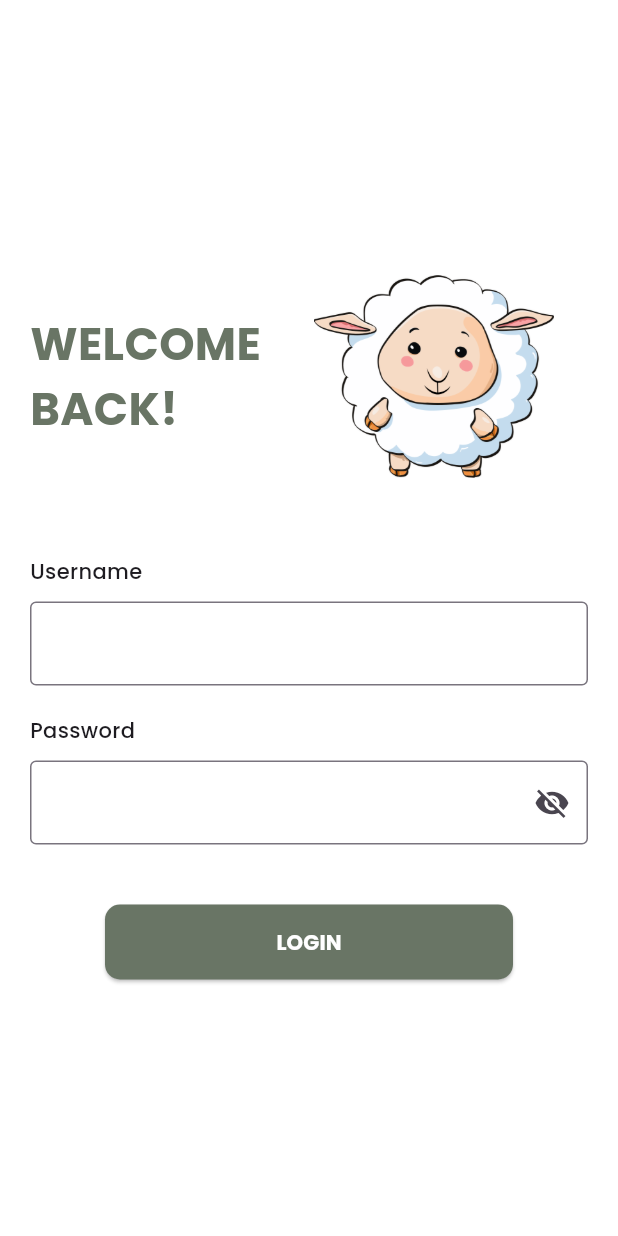
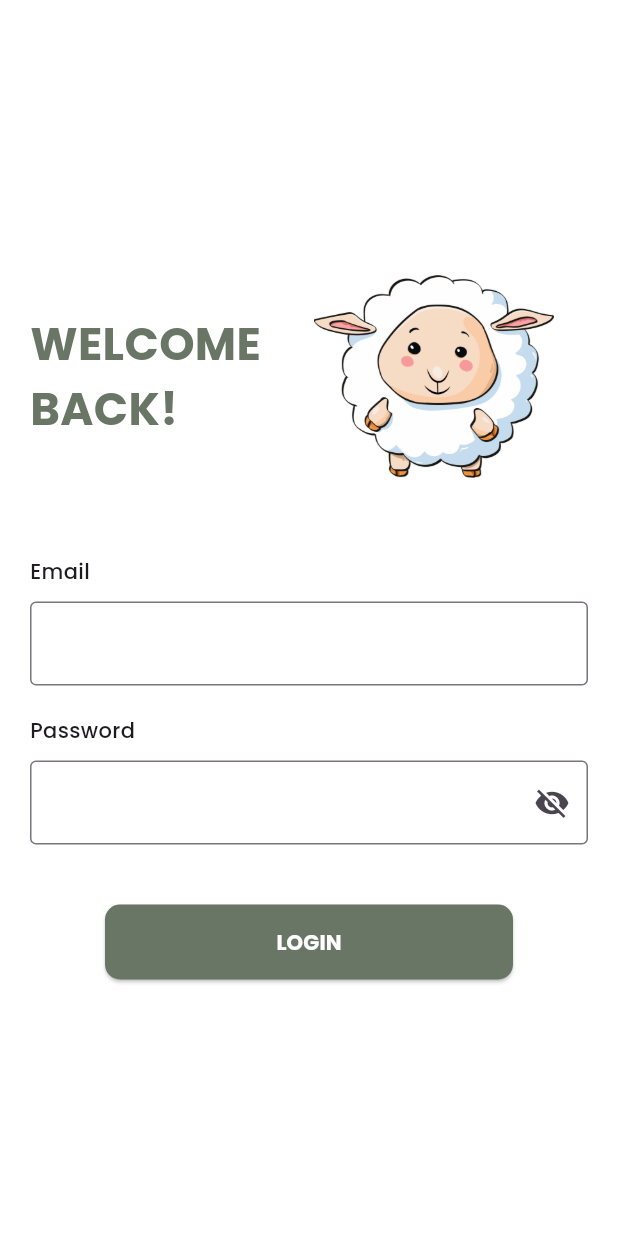
Before and after one commit to AnandaRFebriyana/IS-USG24, a Flutter app: the screen it shows after launch, on a phone screen of 412 x 824 dp. Run offline on Flutter 3.47's test engine with Material 3 defaults, Android fonts, the phone set to English and light mode, and no system bars; our stand-ins replace barcode_widget, get, google_fonts, quickalert, shared_preferences, syncfusion_flutter_charts; missing offline and left inert: qr_code_scanner.

Commit message:
feat : add login function

```diff
--- a/lib/auth/login.dart
+++ b/lib/auth/login.dart
@@ -1,6 +1,8 @@
 import 'package:flutter/material.dart';
 import 'package:get/get.dart';
 import 'package:google_fonts/google_fonts.dart';
+import 'package:mobileapp/controllers/auth_controller.dart';
+import 'package:mobileapp/services/auth_service.dart';
 import '../components/button.dart';
 
 class Login extends StatefulWidget {
@@ -10,28 +12,24 @@ class Login extends StatefulWidget {
 
 class _LoginState extends State<Login> {
   bool _isObscure = true;
-  TextEditingController usernameController = TextEditingController();
-  TextEditingController passwordController = TextEditingController();
+  TextEditingController email = TextEditingController();
+  TextEditingController password = TextEditingController();
   bool _usernameNotEntered = false;
   bool _passwordNotEntered = false;
-  bool _loginFailed = false; // Untuk mengelola status login gagal
+  bool _loginFailed = false;
 
-  // Dummy credentials
-  final String dummyUsername = 'nanda';
-  final String dummyPassword = '123456';
 
   @override
   Widget build(BuildContext context) {
     return Scaffold(
       body: Container(
         padding: EdgeInsets.all(20),
-        color: Colors.white, // Background warna putih
+        color: Colors.white,
         child: Center(
           child: SingleChildScrollView(
             child: Column(
               crossAxisAlignment: CrossAxisAlignment.start,
               children: <Widget>[
-                // Row untuk WELCOME BACK text dan gambar domba
                 Row(
                   mainAxisAlignment: MainAxisAlignment.start,
                   children: [
@@ -70,7 +68,7 @@ class _LoginState extends State<Login> {
                   crossAxisAlignment: CrossAxisAlignment.start,
                   children: [
                     Text(
-                      "Username",
+                      "Email",
                       style: GoogleFonts.poppins(
                         fontSize: 14,
                         fontWeight: FontWeight.w500,
@@ -78,13 +76,13 @@ class _LoginState extends State<Login> {
                     ),
                     SizedBox(height: 10),
                     TextFormField(
-                      controller: usernameController,
+                      controller: email,
                       decoration: const InputDecoration(
                         border: OutlineInputBorder(),
                       ),
                       onChanged: (_) {
                         setState(() {
-                          _usernameNotEntered = usernameController.text.isEmpty;
+                          _usernameNotEntered = email.text.isEmpty;
                           _loginFailed = false; // Reset error jika ada perubahan
                         });
                       },
@@ -110,7 +108,7 @@ class _LoginState extends State<Login> {
                     ),
                     SizedBox(height: 10),
                     TextFormField(
-                      controller: passwordController,
+                      controller: password,
                       obscureText: _isObscure,
                       decoration: InputDecoration(
                         border: OutlineInputBorder(),
@@ -127,7 +125,7 @@ class _LoginState extends State<Login> {
                       ),
                       onChanged: (_) {
                         setState(() {
-                          _passwordNotEntered = passwordController.text.isEmpty;
+                          _passwordNotEntered = password.text.isEmpty;
                           _loginFailed = false; // Reset error jika ada perubahan
                         });
                       },
@@ -150,27 +148,7 @@ class _LoginState extends State<Login> {
                 // Tombol login di tengah
                 MyButton(
                   text: "LOGIN",
-                  onPressed: () {
-                    setState(() {
-                      _usernameNotEntered = usernameController.text.isEmpty;
-                      _passwordNotEntered = passwordController.text.isEmpty;
-                    });
-
-                    // Cek jika username dan password telah diisi
-                    if (!_usernameNotEntered && !_passwordNotEntered) {
-                      // Validasi dengan data dummy
-                      if (usernameController.text == dummyUsername &&
-                          passwordController.text == dummyPassword) {
-                        // Jika cocok, navigasi ke halaman home
-                        Get.toNamed('/menu-nav');
-                      } else {
-                        // Jika tidak cocok, tampilkan error
-                        setState(() {
-                          _loginFailed = true;
-                        });
-                      }
-                    }
-                  },
+                  onPressed: () => AuthController.login(context, email, password),
                 ),
               ],
             ),
--- /dev/null
+++ b/lib/models/user_models.dart
@@ -0,0 +1,31 @@
+class User {
+  final String name;
+  final String? birthDate;
+  final String email;
+  final String? phoneNumber;
+  final String? address;
+  final String? photo;
+  final String? token;
+
+  User({
+    required this.name,
+    this.birthDate,
+    required this.email,
+    this.phoneNumber,
+    this.address,
+    this.photo,
+    this.token,
+  });
+
+  factory User.fromJson(Map<String, dynamic> json) {
+    return User(
+      name: json['name'],
+      birthDate: json['birth_date'],
+      email: json['email'],
+      phoneNumber: json['phone_number'],
+      address: json['address'],
+      photo: json['photo'],
+      token: json['token'],
+    );
+  }
+}
--- a/lib/route_app.dart
+++ b/lib/route_app.dart
@@ -4,11 +4,11 @@ import 'package:mobileapp/auth/splash_screen.dart';
 import 'package:mobileapp/page/addSheep.dart';
 import 'package:mobileapp/page/datadomba.dart';
 import 'package:mobileapp/page/detail_domba.dart';
-import 'package:mobileapp/page/detail_vitalsign.dart';
+//import 'package:mobileapp/page/detail_vitalsign.dart';
 import 'package:mobileapp/page/home.dart';
 import 'package:mobileapp/page/menu_nav.dart';
 import 'package:mobileapp/page/scanner.dart';
-import 'package:mobileapp/page/vitalsign.dart';
+//import 'package:mobileapp/page/vitalsign.dart';
 
 class RouteApp {
   static final pages = [
@@ -20,7 +20,7 @@ class RouteApp {
     GetPage(name: '/addsheep', page: () => AddSheepForm()),
     GetPage(name: '/datadomba', page: () => Data()),
     GetPage(name: '/detaildomba', page: () => DetailDomba()),
-    GetPage(name: '/detailvitalsign', page: () => DetailVitalSign()),
-    GetPage(name: '/vitalsign', page: () => VitalSign()),
+    //GetPage(name: '/detailvitalsign', page: () => DetailVitalSign()),
+    //GetPage(name: '/vitalsign', page: () => VitalSign()),
   ];
 }
--- /dev/null
+++ b/lib/services/constans.dart
@@ -0,0 +1,20 @@
+import 'package:shared_preferences/shared_preferences.dart';
+
+class Constant {
+  // static const String BASE_URL = '';
+  //static const String BASE_URL = 'https://isusg-mbkm.research-ai.my.id/api/';
+
+  static const String LOGIN_URL = 'https://isusg-mbkm.research-ai.my.id/api/login';
+  static const String LOGOUT_URL = 'https://isusg-mbkm.research-ai.my.id/api/logout';
+  static const String GET_USER_URL = 'https://isusg-mbkm.research-ai.my.id/api/get-user';
+
+  static Future<void> saveToken(String token) async {
+    SharedPreferences prefs = await SharedPreferences.getInstance();
+    await prefs.setString('token', token);
+  }
+
+  static Future<String?> getToken() async {
+    SharedPreferences prefs = await SharedPreferences.getInstance();
+    return prefs.getString('token');
+  }
+}
```
Also changed, not shown: lib/components/alert_quick.dart (added, +74 -0 lines), lib/controllers/auth_controller.dart (added, +44 -0 lines), lib/services/auth_service.dart (added, +56 -0 lines).
